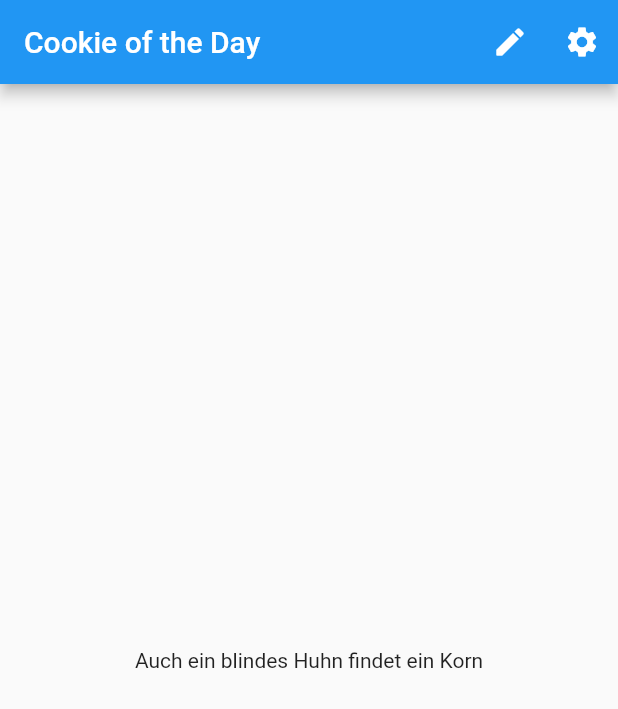
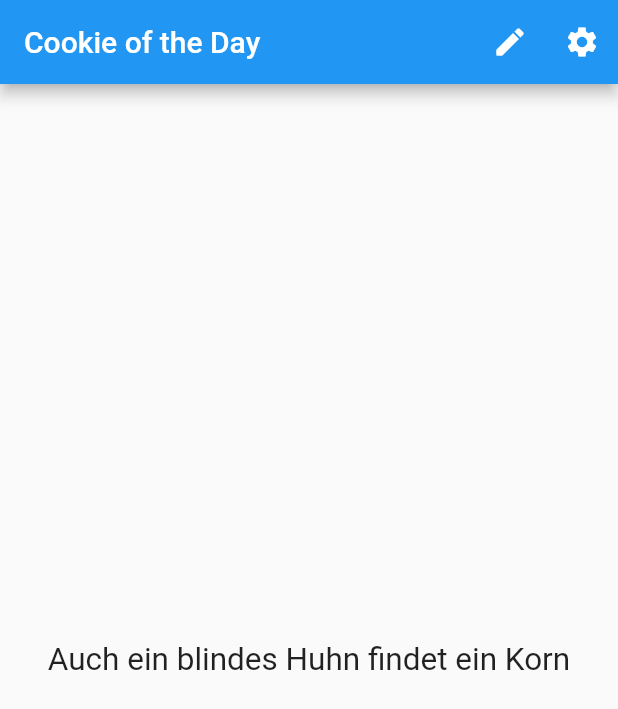
Before and after one commit to maexeler/flutter_intro, a Flutter app: the screen it shows after launch, on a phone screen of 412 x 824 dp. Shown: the top 709 px of the screen. Run offline on Flutter 3.47's test engine with Material 2 defaults, Android fonts, the phone set to English and light mode, and no system bars; our stand-ins replace sensors; missing offline and left inert: shake.

```diff
--- a/lib/main.dart
+++ b/lib/main.dart
@@ -59,12 +59,14 @@ class CookiePage extends StatefulWidget {
 
 class _CookiePageState extends State<CookiePage> {
 
+  forceRedraw() {setState((){});} // Do nothing, only used for redrawing the page
+
   @override
   void initState() {
     super.initState();
-    ShakeDetector detector = ShakeDetector.autoStart(onPhoneShake: () {
-      /* Do nothing, only used for redrawing the page */
-    });
+    ShakeDetector detector = ShakeDetector.autoStart(
+        onPhoneShake: () {forceRedraw();}
+    );
   }
 
   @override
@@ -75,9 +77,16 @@ class _CookiePageState extends State<CookiePage> {
         title: Text('Cookie of the Day'),
         actions: actions(context),
       ),
-      body: Center(
-      child: Text('${cookies.cookieOfTheDay}'),
-      )
+      body: GestureDetector(
+        onTap: forceRedraw,
+        child: Container(
+          // without color, it won't fill the screen
+          color: Theme.of(context).canvasColor,
+          child: Center(
+            child: Text('${cookies.cookieOfTheDay}', textScaleFactor: 1.5)
+          )
+        ),
+      ),
     );
   }
 
```
Also changed, not shown: 1 other file.
